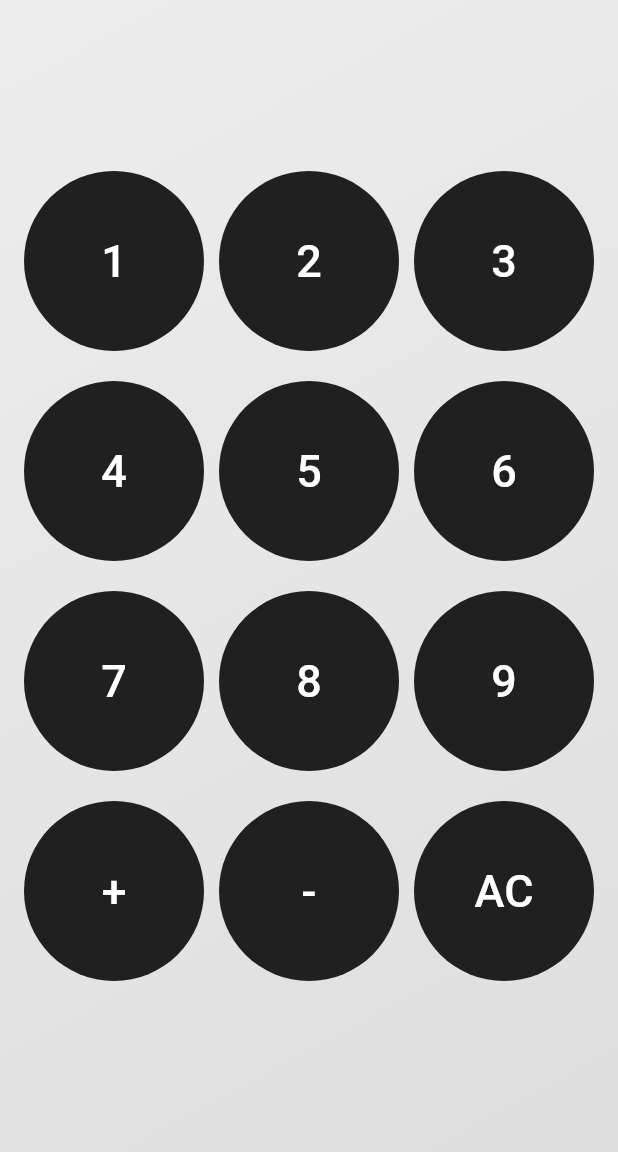
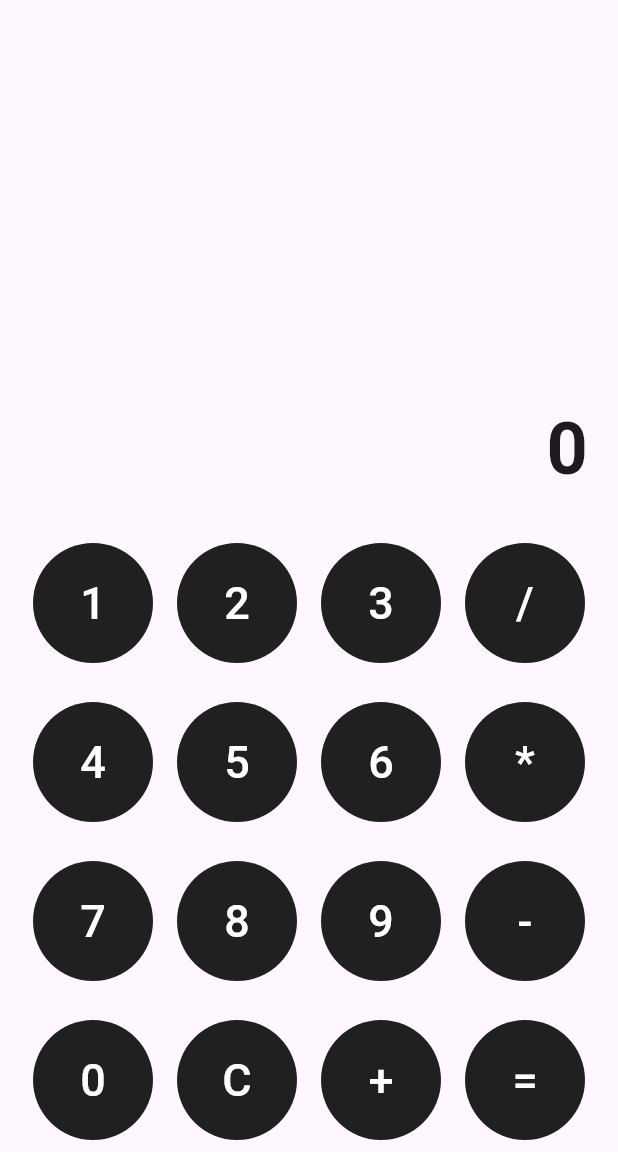
Before and after one commit to rayansb1/CalculatorApp, a Flutter app: the screen it shows after launch, on a phone screen of 412 x 824 dp, the part 84-1236 px from its top. Run offline on Flutter 3.47's test engine with Material 3 defaults, Android fonts, the phone set to English and light mode, and no system bars.

Commit message:
Ready Calculator 😎

```diff
--- a/lib/component/button.dart
+++ b/lib/component/button.dart
@@ -1,187 +1,117 @@
 import 'package:flutter/material.dart';
 
-class Button extends StatelessWidget {
+class Button extends StatefulWidget {
   const Button({super.key});
 
   @override
+  State<Button> createState() => _ButtonState();
+}
+
+class _ButtonState extends State<Button> {
+  String result = '0';
+  String operator = '';
+  double firstOperand = 0;
+  double secondOperand = 0;
+
+  void onButtonPressed(String value) {
+    setState(() {
+      if (value == 'C') {
+        result = '0';
+        operator = '';
+        firstOperand = 0;
+        secondOperand = 0;
+      } else if (value == '+' || value == '-' || value == '*' || value == '/') {
+        operator = value;
+        firstOperand = double.parse(result);
+        result = '0';
+      } else if (value == '=') {
+        secondOperand = double.parse(result);
+        switch (operator) {
+          case '+':
+            result = (firstOperand + secondOperand).toString();
+            break;
+          case '-':
+            result = (firstOperand - secondOperand).toString();
+            break;
+          case '*':
+            result = (firstOperand * secondOperand).toString();
+            break;
+          case '/':
+            if (secondOperand != 0) {
+              result = (firstOperand / secondOperand).toString();
+            } else {
+              result = 'Error';
+            }
+            break;
+        }
+        operator = '';
+      } else {
+        if (result == '0') {
+          result = value;
+        } else {
+          result += value;
+        }
+      }
+    });
+  }
+
+  @override
   Widget build(BuildContext context) {
-    return Center(
-      child: Column(
-        mainAxisAlignment:
-            MainAxisAlignment.center, // Center the rows vertically
+    return Scaffold(
+      body: Column(
+        children: [
+          Expanded(
+            child: Container(
+              padding: const EdgeInsets.all(20),
+              alignment: Alignment.bottomRight,
+              child: Text(
+                result,
+                style:
+                    const TextStyle(fontSize: 48, fontWeight: FontWeight.bold),
+              ),
+            ),
+          ),
+          Column(
+            mainAxisAlignment: MainAxisAlignment.center,
             children: [
               Row(
-            mainAxisAlignment: MainAxisAlignment.center, // Center horizontally
+                mainAxisAlignment: MainAxisAlignment.center,
                 children: [
-              SizedBox(
-                width: 120, // Increase button width
-                height: 120, // Increase button height
-                child: FilledButton(
-                  onPressed: () {},
-                  style: FilledButton.styleFrom(
-                    backgroundColor: const Color.fromARGB(
-                        255, 32, 32, 32), // Set button color
-                  ),
-                  child: const Text('1', style: TextStyle(fontSize: 30)),
-                ),
-              ),
-              const SizedBox(width: 10),
-              SizedBox(
-                width: 120, // Increase button width
-                height: 120, // Increase button height
-                child: FilledButton(
-                  onPressed: () {},
-                  style: FilledButton.styleFrom(
-                    backgroundColor: const Color.fromARGB(
-                        255, 32, 32, 32), // Set button color
-                  ),
-                  child: const Text('2', style: TextStyle(fontSize: 30)),
-                ),
-              ),
-              const SizedBox(width: 10),
-              SizedBox(
-                width: 120, // Increase button width
-                height: 120, // Increase button height
-                child: FilledButton(
-                  onPressed: () {},
-                  style: FilledButton.styleFrom(
-                    backgroundColor: const Color.fromARGB(
-                        255, 32, 32, 32), // Set button color
-                  ),
-                  child: const Text('3', style: TextStyle(fontSize: 30)),
-                ),
-              ),
+                  createButton('1'),
+                  createButton('2'),
+                  createButton('3'),
+                  createButton('/'),
                 ],
               ),
-          const SizedBox(height: 20),
+              const SizedBox(height: 10),
               Row(
-            mainAxisAlignment: MainAxisAlignment.center, // Center horizontally
+                mainAxisAlignment: MainAxisAlignment.center,
                 children: [
-              SizedBox(
-                width: 120, // Increase button width
-                height: 120, // Increase button height
-                child: FilledButton(
-                  onPressed: () {},
-                  style: FilledButton.styleFrom(
-                    backgroundColor: const Color.fromARGB(
-                        255, 32, 32, 32), // Set button color
-                  ),
-                  child: const Text('4', style: TextStyle(fontSize: 30)),
-                ),
-              ),
-              const SizedBox(width: 10),
-              SizedBox(
-                width: 120, // Increase button width
-                height: 120, // Increase button height
-                child: FilledButton(
-                  onPressed: () {},
-                  style: FilledButton.styleFrom(
-                    backgroundColor: const Color.fromARGB(
-                        255, 32, 32, 32), // Set button color
-                  ),
-                  child: const Text('5', style: TextStyle(fontSize: 30)),
-                ),
-              ),
-              const SizedBox(width: 10),
-              SizedBox(
-                width: 120, // Increase button width
-                height: 120, // Increase button height
-                child: FilledButton(
-                  onPressed: () {},
-                  style: FilledButton.styleFrom(
-                    backgroundColor: const Color.fromARGB(
-                        255, 32, 32, 32), // Set button color
-                  ),
-                  child: const Text('6', style: TextStyle(fontSize: 30)),
-                ),
-              ),
+                  createButton('4'),
+                  createButton('5'),
+                  createButton('6'),
+                  createButton('*'),
                 ],
               ),
-          const SizedBox(height: 20),
+              const SizedBox(height: 10),
               Row(
-            mainAxisAlignment: MainAxisAlignment.center, // Center horizontally
+                mainAxisAlignment: MainAxisAlignment.center,
                 children: [
-              SizedBox(
-                width: 120, // Increase button width
-                height: 120, // Increase button height
-                child: FilledButton(
-                  onPressed: () {},
-                  style: FilledButton.styleFrom(
-                    backgroundColor: const Color.fromARGB(
-                        255, 32, 32, 32), // Set button color
-                  ),
-                  child: const Text('7', style: TextStyle(fontSize: 30)),
-                ),
-              ),
-              const SizedBox(width: 10),
-              SizedBox(
-                width: 120, // Increase button width
-                height: 120, // Increase button height
-                child: FilledButton(
-                  onPressed: () {},
-                  style: FilledButton.styleFrom(
-                    backgroundColor: const Color.fromARGB(
-                        255, 32, 32, 32), // Set button color
-                  ),
-                  child: const Text('8', style: TextStyle(fontSize: 30)),
-                ),
-              ),
-              const SizedBox(width: 10),
-              SizedBox(
-                width: 120, // Increase button width
-                height: 120, // Increase button height
-                child: FilledButton(
-                  onPressed: () {},
-                  style: FilledButton.styleFrom(
-                    backgroundColor: const Color.fromARGB(
-                        255, 32, 32, 32), // Set button color
-                  ),
-                  child: const Text('9', style: TextStyle(fontSize: 30)),
-                ),
-              ),
+                  createButton('7'),
+                  createButton('8'),
+                  createButton('9'),
+                  createButton('-'),
                 ],
               ),
-          const SizedBox(height: 20),
+              const SizedBox(height: 10),
               Row(
-            mainAxisAlignment: MainAxisAlignment.center, // Center horizontally
+                mainAxisAlignment: MainAxisAlignment.center,
                 children: [
-              SizedBox(
-                width: 120, // Increase button width
-                height: 120, // Increase button height
-                child: FilledButton(
-                  onPressed: () {},
-                  style: FilledButton.styleFrom(
-                    backgroundColor: const Color.fromARGB(
-                        255, 32, 32, 32), // Set button color
-                  ),
-                  child: const Text('+', style: TextStyle(fontSize: 30)),
-                ),
-              ),
-              const SizedBox(width: 10),
-              SizedBox(
-                width: 120, // Increase button width
-                height: 120, // Increase button height
-                child: FilledButton(
-                  onPressed: () {},
-                  style: FilledButton.styleFrom(
-                    backgroundColor: const Color.fromARGB(
-                        255, 32, 32, 32), // Set button color
-                  ),
-                  child: const Text('-', style: TextStyle(fontSize: 30)),
-                ),
-              ),
-              const SizedBox(width: 10),
-              SizedBox(
-                width: 120, // Increase button width
-                height: 120, // Increase button height
-                child: FilledButton(
-                  onPressed: () {},
-                  style: FilledButton.styleFrom(
-                    backgroundColor: const Color.fromARGB(
-                        255, 32, 32, 32), // Set button color
-                  ),
-                  child: const Text('AC', style: TextStyle(fontSize: 30)),
-                ),
+                  createButton('0'),
+                  createButton('C'),
+                  createButton('+'),
+                  createButton('='),
+                ],
               ),
             ],
           ),
@@ -189,4 +119,22 @@ class Button extends StatelessWidget {
       ),
     );
   }
+
+  Widget createButton(String label) {
+    return Padding(
+      padding: const EdgeInsets.all(8.0),
+      child: SizedBox(
+        width: 80,
+        height: 80,
+        child: FilledButton(
+          onPressed: () => onButtonPressed(label),
+          style: FilledButton.styleFrom(
+            backgroundColor: const Color.fromARGB(255, 32, 32, 32),
+          ),
+          child: Text(label,
+              style: const TextStyle(fontSize: 30, color: Colors.white)),
+        ),
+      ),
+    );
   }
+}
```
Lines whose indentation alone changed are shown as unchanged.
